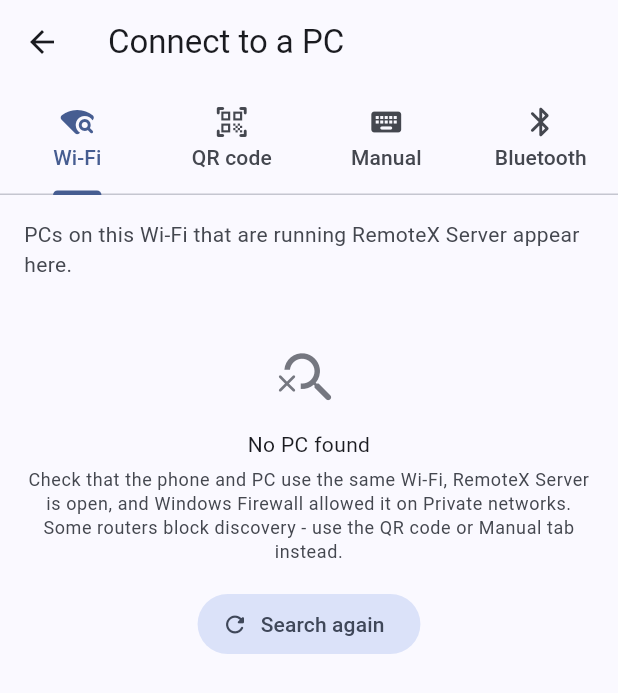
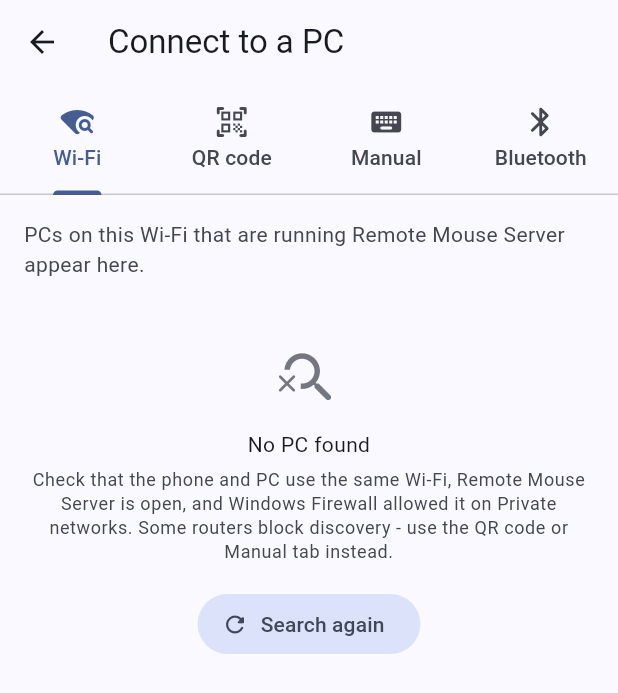
Before and after one commit to sabbirahmed77708-sudo/Remote-Mouse-, a Flutter app: the screen it shows after launch, after a tap on "Connect to a PC", on a phone screen of 412 x 824 dp. Shown: the top 693 px of the screen. Run offline on Flutter 3.47's test engine with Material 3 defaults, Android fonts, the phone set to English and light mode, and no system bars; our stand-ins replace shared_preferences; missing offline and left inert: mobile_scanner.

Commit message:
Mouse logo, app renamed to Remote Mouse, single installer script, 1.3.1
Co-Authored-By: Claude Sonnet 5.5 <noreply@anthropic.com>
Claude-Session: https://claude.ai/code/session_013iw55zvU1QLCE7BQsbsGYj

```diff
--- a/remotex/app/lib/main.dart
+++ b/remotex/app/lib/main.dart
@@ -66,7 +66,7 @@ class _RemoteXAppState extends State<RemoteXApp> with WidgetsBindingObserver {
       child: ListenableBuilder(
         listenable: widget.app,
         builder: (context, _) => MaterialApp(
-          title: 'RemoteX',
+          title: 'Remote Mouse',
           debugShowCheckedModeBanner: false,
           themeMode: widget.app.themeMode,
           theme: _theme(Brightness.light),
--- a/remotex/app/lib/screens/connect_screen.dart
+++ b/remotex/app/lib/screens/connect_screen.dart
@@ -123,7 +123,7 @@ class _NearbyTabState extends State<_NearbyTab> {
                 padding: const EdgeInsets.all(16),
                 children: [
                   Text(
-                    'PCs on this Wi-Fi that are running RemoteX Server appear here.',
+                    'PCs on this Wi-Fi that are running Remote Mouse Server appear here.',
                     style: Theme.of(context).textTheme.bodyMedium?.copyWith(color: cs.onSurfaceVariant),
                   ),
                   const SizedBox(height: 12),
@@ -151,7 +151,7 @@ class _NearbyTabState extends State<_NearbyTab> {
                           const Text('No PC found', textAlign: TextAlign.center),
                           const SizedBox(height: 6),
                           Text(
-                            'Check that the phone and PC use the same Wi-Fi, RemoteX Server is open, '
+                            'Check that the phone and PC use the same Wi-Fi, Remote Mouse Server is open, '
                             'and Windows Firewall allowed it on Private networks. '
                             'Some routers block discovery - use the QR code or Manual tab instead.',
                             textAlign: TextAlign.center,
@@ -208,7 +208,7 @@ class _QrTabState extends State<_QrTab> {
       if (raw == null) continue;
       final link = PairingLink.parse(raw);
       if (link == null) {
-        setState(() => _hint = 'That QR code is not a RemoteX pairing code.');
+        setState(() => _hint = 'That QR code is not a Remote Mouse pairing code.');
         continue;
       }
       _handled = true;
@@ -257,7 +257,7 @@ class _QrTabState extends State<_QrTab> {
         Padding(
           padding: const EdgeInsets.fromLTRB(24, 0, 24, 24),
           child: Text(
-            _hint ?? 'Open RemoteX Server on your PC and point the camera at the QR code.',
+            _hint ?? 'Open Remote Mouse Server on your PC and point the camera at the QR code.',
             textAlign: TextAlign.center,
             style: Theme.of(context).textTheme.bodyMedium?.copyWith(color: _hint == null ? cs.onSurfaceVariant : cs.error),
           ),
@@ -296,7 +296,7 @@ class _ManualTabState extends State<_ManualTab> {
     final code = normalizeCode(_code.text);
     String? problem;
     if (host.isEmpty) {
-      problem = 'Enter the PC address shown in RemoteX Server.';
+      problem = 'Enter the PC address shown in Remote Mouse Server.';
     } else if (port == null || port < 1 || port > 65535) {
       problem = 'The port must be a number from 1 to 65535.';
     } else if (code.length != 12) {
@@ -321,7 +321,7 @@ class _ManualTabState extends State<_ManualTab> {
           padding: const EdgeInsets.all(16),
           children: [
             Text(
-              'Type the address and pairing code that RemoteX Server shows on your PC.',
+              'Type the address and pairing code that Remote Mouse Server shows on your PC.',
               style: Theme.of(context).textTheme.bodyMedium?.copyWith(color: cs.onSurfaceVariant),
             ),
             const SizedBox(height: 16),
--- a/remotex/app/lib/screens/home_screen.dart
+++ b/remotex/app/lib/screens/home_screen.dart
@@ -30,7 +30,7 @@ class HomeScreen extends StatelessWidget {
               children: [
                 const LogoMark(size: 48),
                 const SizedBox(width: 12),
-                Text('RemoteX', style: Theme.of(context).textTheme.headlineMedium?.copyWith(fontWeight: FontWeight.w800)),
+                Text('Remote Mouse', style: Theme.of(context).textTheme.headlineMedium?.copyWith(fontWeight: FontWeight.w800)),
               ],
             ),
             const SizedBox(height: 18),
@@ -107,7 +107,7 @@ class _ConnectionCard extends StatelessWidget {
           Text(
             connected
                 ? '${conn.pc?.host ?? ''}${conn.latencyMs != null ? '  -  ${conn.latencyMs} ms' : ''}'
-                : (conn.error ?? 'Open RemoteX Server on your PC, then connect.'),
+                : (conn.error ?? 'Open Remote Mouse Server on your PC, then connect.'),
             style: text.bodyMedium?.copyWith(
               color: connected
                   ? cs.onPrimary.withValues(alpha: 0.85)
@@ -191,7 +191,7 @@ class _EmptyCard extends StatelessWidget {
             Icon(Icons.qr_code_scanner_rounded, size: 34, color: cs.primary),
             const SizedBox(width: 16),
             Expanded(
-              child: Text('No PCs yet. Pair one by scanning the QR code in RemoteX Server.',
+              child: Text('No PCs yet. Pair one by scanning the QR code in Remote Mouse Server.',
                   style: Theme.of(context).textTheme.bodyMedium),
             ),
             TextButton(onPressed: onConnect, child: const Text('Pair')),
@@ -294,7 +294,7 @@ class _PcSetupCard extends StatelessWidget {
             Text(
               'This phone app is the only app you use. Your PC just needs a small helper installed once; '
               'it runs quietly in the background and asks you to press Allow. On the PC open this link and '
-              'download "RemoteX-Server-Setup.exe":',
+              'download "Remote-Mouse-Setup.exe":',
               style: text.bodyMedium?.copyWith(color: cs.onPrimaryContainer),
             ),
             const SizedBox(height: 10),
--- a/remotex/app/lib/screens/settings_screen.dart
+++ b/remotex/app/lib/screens/settings_screen.dart
@@ -97,7 +97,7 @@ class SettingsScreen extends StatelessWidget {
                   ListTile(
                     leading: const Icon(Icons.smartphone_rounded),
                     title: const Text('This phone\'s name'),
-                    subtitle: Text('${app.deviceName}  -  shown in RemoteX Server on the PC'),
+                    subtitle: Text('${app.deviceName}  -  shown in Remote Mouse Server on the PC'),
                     onTap: () => _editName(context),
                   ),
                   const Divider(height: 1),
@@ -276,7 +276,7 @@ class _AboutCardState extends State<_AboutCard> {
                 child: Column(
                   crossAxisAlignment: CrossAxisAlignment.start,
                   children: [
-                    Text('RemoteX', style: text.titleLarge?.copyWith(fontWeight: FontWeight.w800)),
+                    Text('Remote Mouse', style: text.titleLarge?.copyWith(fontWeight: FontWeight.w800)),
                     Text('Version $kAppVersion', style: text.bodyMedium?.copyWith(color: cs.onSurfaceVariant)),
                   ],
                 ),
--- a/remotex/app/lib/services/update_service.dart
+++ b/remotex/app/lib/services/update_service.dart
@@ -3,7 +3,7 @@ import 'dart:convert';
 import 'dart:io';
 
 /// Version of this build. Keep in sync with `version:` in pubspec.yaml.
-const String kAppVersion = '1.3.0';
+const String kAppVersion = '1.3.1';
 
 const String kRepo = 'sabbirahmed77708-sudo/remote-mouse-';
 const String kReleasesPage = 'https://github.com/$kRepo/releases';
--- a/remotex/app/lib/widgets/logo.dart
+++ b/remotex/app/lib/widgets/logo.dart
@@ -1,6 +1,6 @@
 import 'package:flutter/material.dart';
 
-/// RemoteX mark: a rounded diamond with a pointer. Same shape as the launcher icon.
+/// Remote Mouse mark: a computer mouse on a blue-violet tile. Same drawing as the launcher icon.
 class LogoMark extends StatelessWidget {
   const LogoMark({super.key, this.size = 48});
   final double size;
@@ -12,34 +12,24 @@ class LogoMark extends StatelessWidget {
 class _LogoPainter extends CustomPainter {
   @override
   void paint(Canvas canvas, Size size) {
-    final k = size.width / 108;
     canvas.save();
-    canvas.scale(k);
-    // diamond (a rounded square turned 45 degrees)
-    canvas.save();
-    canvas.translate(54, 54);
-    canvas.rotate(0.7853981633974483);
-    canvas.translate(-54, -54);
-    final rect = RRect.fromRectAndRadius(const Rect.fromLTWH(26, 26, 56, 56), const Radius.circular(14));
-    final paint = Paint()
-      ..shader = const LinearGradient(
-        begin: Alignment.topLeft,
-        end: Alignment.bottomRight,
-        colors: [Color(0xFF4F8CFF), Color(0xFF965AFF)],
-      ).createShader(const Rect.fromLTWH(26, 26, 56, 56));
-    canvas.drawRRect(rect, paint);
-    canvas.restore();
-    // pointer
-    final p = Path()
-      ..moveTo(45, 41)
-      ..lineTo(45, 67)
-      ..lineTo(51, 61.5)
-      ..lineTo(55, 70)
-      ..lineTo(59, 68)
-      ..lineTo(55, 59.5)
-      ..lineTo(63, 59.5)
-      ..close();
-    canvas.drawPath(p, Paint()..color = Colors.white);
+    canvas.scale(size.width / 108);
+    const tile = Rect.fromLTWH(0, 0, 108, 108);
+    canvas.drawRRect(
+      RRect.fromRectAndRadius(tile, const Radius.circular(26)),
+      Paint()
+        ..shader = const LinearGradient(
+          begin: Alignment.topLeft,
+          end: Alignment.bottomRight,
+          colors: [Color(0xFF3B82F6), Color(0xFF6366F1)],
+        ).createShader(tile),
+    );
+    final white = Paint()..color = Colors.white;
+    final line = Paint()..color = const Color(0xFF4F74F4);
+    canvas.drawRRect(RRect.fromRectAndRadius(const Rect.fromLTWH(38, 24, 32, 60), const Radius.circular(16)), white);
+    canvas.drawRect(const Rect.fromLTWH(38, 50, 32, 2.2), line);
+    canvas.drawRect(const Rect.fromLTWH(52.9, 24.5, 2.2, 26.5), line);
+    canvas.drawRRect(RRect.fromRectAndRadius(const Rect.fromLTWH(51, 32, 6, 12), const Radius.circular(3)), line);
     canvas.restore();
   }
 
--- a/remotex/app/pubspec.yaml
+++ b/remotex/app/pubspec.yaml
@@ -1,7 +1,7 @@
 name: remotex
 description: Use your Android phone as a wireless mouse, keyboard and media remote for a Windows PC.
 publish_to: "none"
-version: 1.3.0+5
+version: 1.3.1+6
 
 environment:
   sdk: ^3.5.0
```
Also changed, not shown: 11 other files.
